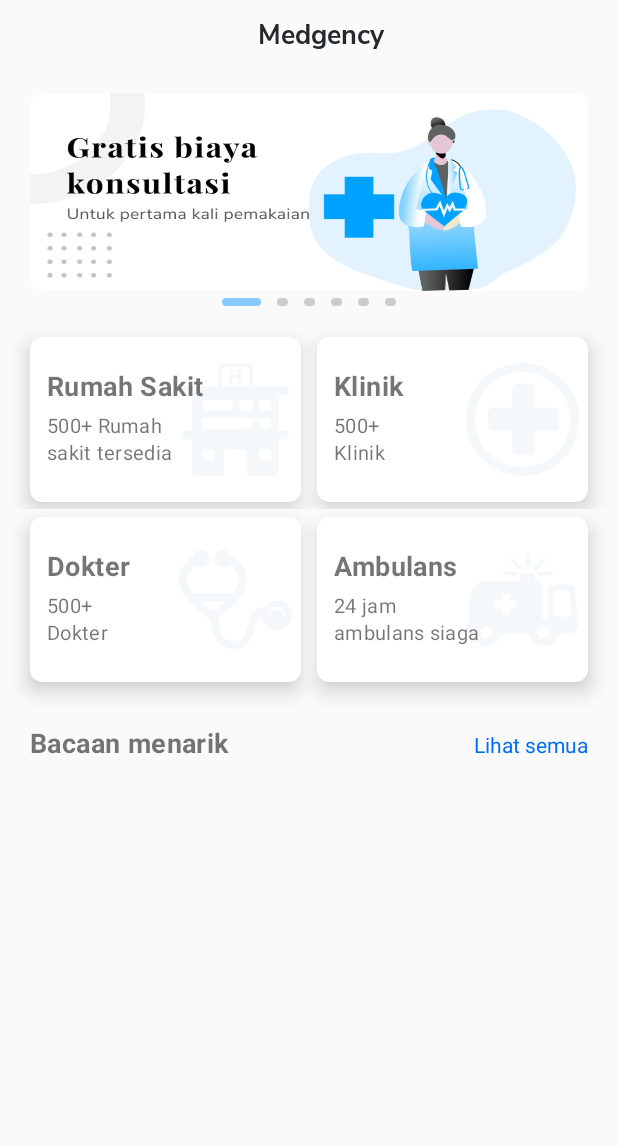
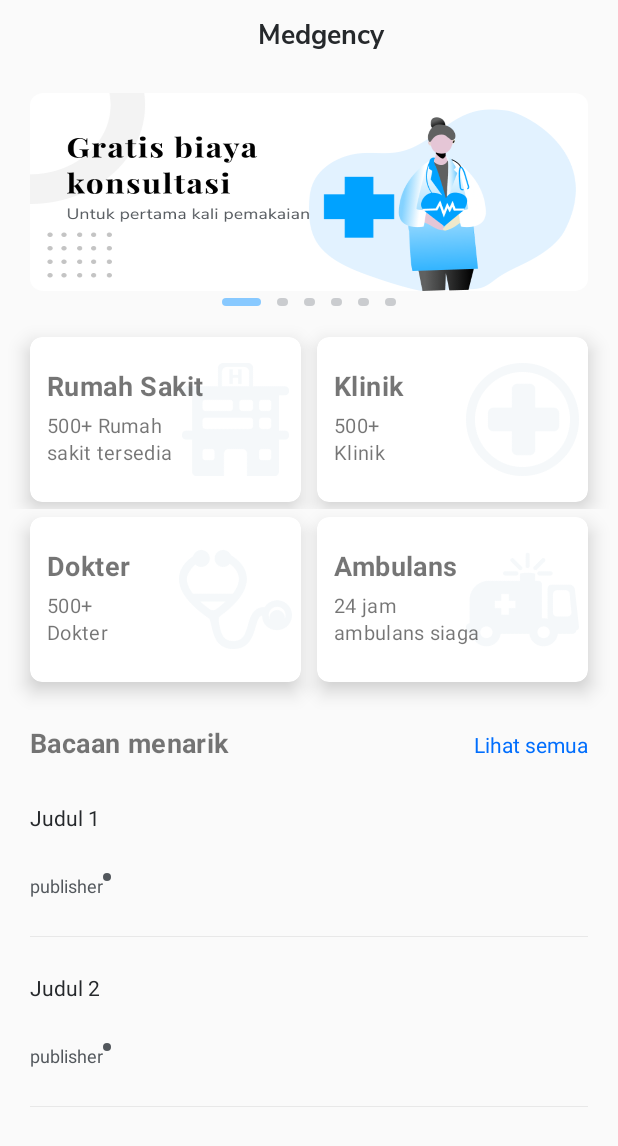
Before and after one commit to internship-motion-team-12/Medgency, an Android app: the screen it shows after launch (HomeActivity), on a phone screen of 412 x 824 dp. Shown: the top 1146 px of the screen. Run offline under Robolectric (Android 15) with nearby library versions, the phone set to English and light mode, and no system bars.

```diff
--- a/app/src/main/java/com/example/medgency/HomeActivity.java
+++ b/app/src/main/java/com/example/medgency/HomeActivity.java
@@ -18,6 +18,9 @@ import android.widget.TextView;
 
 import com.example.medgency.adapter.HomeAdapter;
 import com.example.medgency.adapter.ViewPagerAdapter;
+import com.example.medgency.model.Bacaan;
+
+import java.util.ArrayList;
 
 public class HomeActivity extends AppCompatActivity {
     private CardView CV_RS;
@@ -30,8 +33,9 @@ public class HomeActivity extends AppCompatActivity {
     private LinearLayout sliderDotspanel;
     private int dotscount;
     private ImageView[] dots;
-    //private RecyclerView recyclerView;
-    //private HomeAdapter homeAdapter;
+    private ArrayList<Bacaan> ArrayListBacaan;
+    private RecyclerView recyclerView;
+    private HomeAdapter homeAdapter;
     Runnable runnable = new Runnable() {
         public void run() {
             if (viewPagerAdapter.getCount() == page) {
@@ -47,13 +51,14 @@ public class HomeActivity extends AppCompatActivity {
     protected void onCreate(Bundle savedInstanceState) {
         super.onCreate(savedInstanceState);
         setContentView(R.layout.activity_home);
-        /*
+
+        addDataBacaan();
         recyclerView = findViewById(R.id.RecyclerViewArticleHome);
-        homeAdapter = new HomeAdapter();
+        homeAdapter = new HomeAdapter(ArrayListBacaan);
         RecyclerView.LayoutManager layoutManager = new LinearLayoutManager(HomeActivity.this);
         recyclerView.setLayoutManager(layoutManager);
         recyclerView.setAdapter(homeAdapter);
-        */
+
         viewPagerAdapter = new ViewPagerAdapter(this);
         viewPager = (ViewPager) findViewById(R.id.viewPager);
         sliderDotspanel = (LinearLayout) findViewById(R.id.SliderDots);
@@ -128,6 +133,12 @@ public class HomeActivity extends AppCompatActivity {
         startActivity(i);
     }
 
+    void addDataBacaan(){
+        ArrayListBacaan = new ArrayList<>();
+        ArrayListBacaan.add(new Bacaan("Judul 1", "publisher"));
+        ArrayListBacaan.add(new Bacaan("Judul 2", "publisher"));
+    }
+
     @Override
     protected void onResume() {
         super.onResume();
--- a/app/src/main/java/com/example/medgency/adapter/HomeAdapter.java
+++ b/app/src/main/java/com/example/medgency/adapter/HomeAdapter.java
@@ -13,13 +13,10 @@ import com.example.medgency.model.Bacaan;
 import java.util.ArrayList;
 
 public class HomeAdapter extends RecyclerView.Adapter<HomeAdapter.BacaanViewHolder> {
-    Bacaan bacaan = new Bacaan("Lakukan Ini Agar Hidup Anda Bahagia1","Detik");
-    Bacaan bacaan1 = new Bacaan("Lakukan Ini Agar Hidup Anda Bahagia2","Kompas");
-    private ArrayList<Bacaan> dataList = new ArrayList<Bacaan>();
+    private ArrayList<Bacaan> dataList;
 
-    public void setDataList() {
-        dataList.add(bacaan);
-        dataList.add(bacaan1);
+    public HomeAdapter(ArrayList<Bacaan> dataList) {
+        this.dataList = dataList;
     }
 
     @NonNull
@@ -32,9 +29,8 @@ public class HomeAdapter extends RecyclerView.Adapter<HomeAdapter.BacaanViewHold
 
     @Override
     public void onBindViewHolder(@NonNull HomeAdapter.BacaanViewHolder holder, int position) {
-        Bacaan bacaan3 = dataList.get(position);
-        holder.TVJudulBacaan.setText(bacaan3.getJudul());
-        holder.TVPublisher.setText(bacaan3.getPublisher());
+        holder.TVJudulBacaan.setText(dataList.get(position).getJudul());
+        holder.TVPublisher.setText(dataList.get(position).getPublisher());
     }
 
     @Override
--- a/app/src/main/res/layout/bacaan_item.xml
+++ b/app/src/main/res/layout/bacaan_item.xml
@@ -1,7 +1,7 @@
 <?xml version="1.0" encoding="utf-8"?>
 <android.support.constraint.ConstraintLayout xmlns:android="http://schemas.android.com/apk/res/android"
     android:layout_width="match_parent"
-    android:layout_height="match_parent"
+    android:layout_height="113dp"
     xmlns:app="http://schemas.android.com/apk/res-auto"
     android:paddingLeft="20dp"
     android:paddingRight="20dp">
--- a/app/src/main/res/values/colors.xml
+++ b/app/src/main/res/values/colors.xml
@@ -1,7 +1,7 @@
 <?xml version="1.0" encoding="utf-8"?>
 <resources>
     <color name="colorPrimary">#008577</color>
-    <color name="colorPrimaryDark">#006EFD</color>
+    <color name="colorPrimaryDark">#FFFFFF</color>
     <color name="colorAccent">#D81B60</color>
     <color name="white">#FFFFFF</color>
     <color name="blue">#006EFD</color>
```
